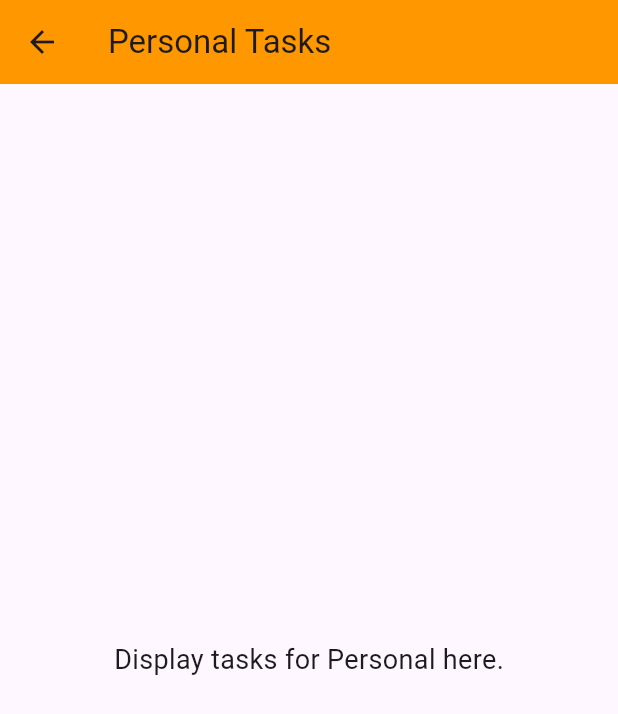
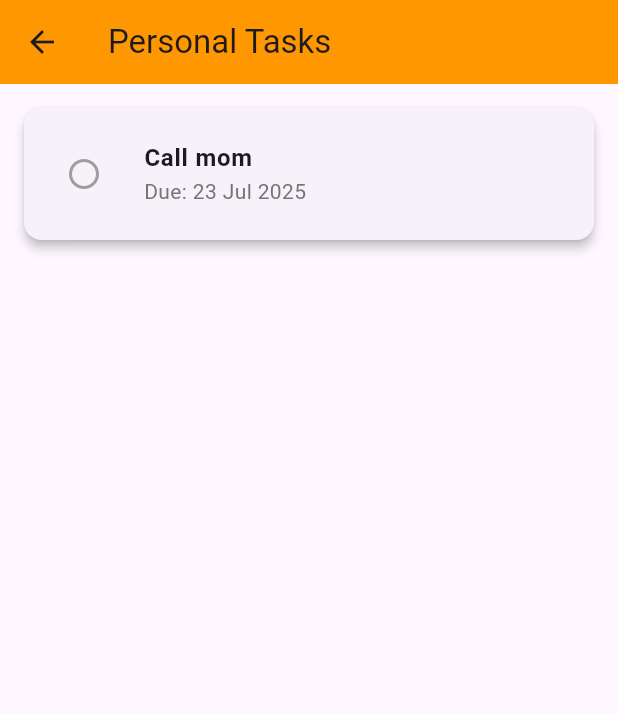
Before and after one commit to Flexydea/todo_app, a Flutter app: the screen it shows after launch, after a tap on "Personal", on a phone screen of 412 x 824 dp. Shown: the top 714 px of the screen. Run offline on Flutter 3.47's test engine with Material 3 defaults, Android fonts, the light colour scheme and no system bars; our stand-ins replace fl_chart, lottie, shared_preferences, table_calendar.

Commit message:
changed the logic of the app and deleted task screen tab leaving it with three tabs(category, calendar and profile)

```diff
--- a/lib/screens/home_tabs_screen.dart
+++ b/lib/screens/home_tabs_screen.dart
@@ -1,6 +1,5 @@
 import 'package:flutter/material.dart';
 import 'category_screen.dart';
-import 'tasks_screen.dart';
 import 'calendar_screen.dart';
 import 'profile_screen.dart';
 
@@ -14,12 +13,11 @@ class HomeTabsScreen extends StatefulWidget {
 class _HomeTabsScreenState extends State<HomeTabsScreen> {
   int _currentIndex = 0;
 
-  final List<String> _titles = ['Categories', 'Calendar', 'Tasks', 'Profile'];
+  final List<String> _titles = ['Categories', 'Calendar', 'Profile'];
 
   final List<Widget> _screens = const [
     CategoryScreen(),
     CalendarScreen(),
-    TasksScreen(),
     ProfileScreen(),
   ];
 
@@ -57,7 +55,6 @@ class _HomeTabsScreenState extends State<HomeTabsScreen> {
             icon: Icon(Icons.calendar_today),
             label: 'Calendar',
           ),
-          BottomNavigationBarItem(icon: Icon(Icons.list), label: 'Tasks'),
           BottomNavigationBarItem(icon: Icon(Icons.person), label: 'Profile'),
         ],
       ),
--- a/lib/screens/task_list_screen.dart
+++ b/lib/screens/task_list_screen.dart
@@ -1,24 +1,164 @@
 import 'package:flutter/material.dart';
+import 'package:todo_app/models/task_model.dart';
+import '../widgets/task_tile.dart';
 import 'package:todo_app/models/category_model.dart';
 
-class TaskListScreen extends StatelessWidget {
+class TaskListScreen extends StatefulWidget {
   final CategoryModel category;
 
   const TaskListScreen({Key? key, required this.category}) : super(key: key);
 
   @override
+  State<TaskListScreen> createState() => _TaskListScreenState();
+}
+
+class _TaskListScreenState extends State<TaskListScreen> {
+  // Mock task data
+  List<Task> allTasks = [
+    Task(
+      title: 'Buy groceries',
+      dueDate: DateTime(2025, 7, 23),
+      category: 'Urgent',
+    ),
+    Task(
+      title: 'Read Flutter book',
+      dueDate: DateTime(2025, 7, 24),
+      done: true,
+      category: 'Urgent',
+    ),
+    Task(
+      title: 'Go to gym',
+      dueDate: DateTime(2025, 7, 25),
+      category: 'Urgent',
+    ),
+    Task(
+      title: 'Call mom',
+      dueDate: DateTime(2025, 7, 23),
+      category: 'Personal',
+    ),
+  ];
+
+  String _filterValue = 'all';
+
+  // Filtered tasks based on selected category and filter (all/completed/uncompleted)
+  List<Task> get filteredTasks {
+    List<Task> tasksByCategory = allTasks
+        .where(
+          (task) =>
+              task.category.toLowerCase() ==
+              widget.category.title.toLowerCase(),
+        )
+        .toList();
+
+    if (_filterValue == 'completed') {
+      return tasksByCategory.where((task) => task.done).toList();
+    } else if (_filterValue == 'uncompleted') {
+      return tasksByCategory.where((task) => !task.done).toList();
+    }
+
+    return tasksByCategory;
+  }
+
+  @override
   Widget build(BuildContext context) {
+    final categoryColor = widget.category.color;
+
     return Scaffold(
       appBar: AppBar(
-        title: Text('${category.title} Tasks'),
-        backgroundColor: category.color,
+        title: Text('${widget.category.title} Tasks'),
+        backgroundColor: categoryColor,
       ),
-      body: Center(
-        child: Text(
-          'Display tasks for ${category.title} here.',
-          style: TextStyle(fontSize: 18),
-        ),
+      body: ListView.builder(
+        itemCount: filteredTasks.length,
+        padding: const EdgeInsets.all(16),
+        itemBuilder: (context, index) {
+          final task = filteredTasks[index];
+
+          return Dismissible(
+            key: Key(task.title + task.dueDate.toString()),
+            direction: DismissDirection.endToStart,
+            background: Container(
+              alignment: Alignment.centerRight,
+              padding: const EdgeInsets.symmetric(horizontal: 20),
+              color: Colors.red,
+              child: const Icon(Icons.delete, color: Colors.white),
+            ),
+            onDismissed: (direction) {
+              setState(() {
+                allTasks.remove(task);
+              });
+              ScaffoldMessenger.of(
+                context,
+              ).showSnackBar(SnackBar(content: Text("${task.title} deleted")));
+            },
+
+            // Wrap each task in a Card
+            child: Card(
+              elevation: 3,
+              shape: RoundedRectangleBorder(
+                borderRadius: BorderRadius.circular(12),
+              ),
+              margin: const EdgeInsets.only(bottom: 12),
+              child: Padding(
+                padding: const EdgeInsets.symmetric(vertical: 8.0),
+                child: ListTile(
+                  leading: IconButton(
+                    icon: Icon(
+                      task.done
+                          ? Icons.check_circle
+                          : Icons.radio_button_unchecked,
+                      color: task.done ? Colors.green : Colors.grey,
+                    ),
+                    onPressed: () {
+                      setState(() {
+                        task.done = !task.done;
+                      });
+                    },
+                  ),
+                  title: Text(
+                    task.title,
+                    style: TextStyle(
+                      fontWeight: FontWeight.bold,
+                      decoration: task.done ? TextDecoration.lineThrough : null,
+                    ),
+                  ),
+                  subtitle: Text(
+                    'Due: ${_formatDate(task.dueDate)}',
+                    style: TextStyle(color: Colors.grey[600]),
+                  ),
+                ),
+              ),
+            ),
+          );
+        },
       ),
     );
   }
+
+  // Helper to format the date like "23 Jul 2025"
+  String _formatDate(DateTime? date) {
+    if (date == null) return '';
+    return '${date.day.toString().padLeft(2, '0')} '
+        '${_monthAbbr(date.month)} '
+        '${date.year}';
+  }
+
+  // Helper to get month abbreviation from number
+  String _monthAbbr(int month) {
+    const months = [
+      'Jan',
+      'Feb',
+      'Mar',
+      'Apr',
+      'May',
+      'Jun',
+      'Jul',
+      'Aug',
+      'Sep',
+      'Oct',
+      'Nov',
+      'Dec',
+    ];
+    return months[month - 1];
+  }
 }
--- a/lib/screens/tasks_screen.dart
+++ /dev/null
@@ -1,10 +0,0 @@
-import 'package:flutter/material.dart';
-
-class TasksScreen extends StatelessWidget {
-  const TasksScreen({super.key});
-
-  @override
-  Widget build(BuildContext context) {
-    return Center(child: Text("This is the Tasks tab."));
-  }
-}
--- a/lib/widgets/category_card.dart
+++ b/lib/widgets/category_card.dart
@@ -1,6 +1,6 @@
 import 'package:flutter/material.dart';
 import 'package:todo_app/models/category_model.dart';
-import 'package:todo_app/screens/task_list_screen.dart';
+import 'package:todo_app/screens/task_list_screen.dart'; // Make sure to import this
 
 class CategoryCard extends StatelessWidget {
   final CategoryModel category;
@@ -11,29 +11,36 @@ class CategoryCard extends StatelessWidget {
   Widget build(BuildContext context) {
     return GestureDetector(
       onTap: () {
-        // Navigate to task list screen for this category
+        // 👉 Navigate to TaskListScreen and pass selected category
         Navigator.push(
           context,
-          MaterialPageRoute(builder: (_) => TaskListScreen(category: category)),
+          MaterialPageRoute(
+            builder: (context) => TaskListScreen(category: category),
+          ),
         );
       },
-      child: Card(
-        elevation: 3,
-        shape: RoundedRectangleBorder(borderRadius: BorderRadius.circular(12)),
-        child: Padding(
+      child: Container(
         padding: const EdgeInsets.all(16),
+        decoration: BoxDecoration(
+          color: Colors.white,
+          borderRadius: BorderRadius.circular(16),
+          boxShadow: [BoxShadow(blurRadius: 5, color: Colors.grey.shade300)],
+        ),
         child: Column(
           mainAxisAlignment: MainAxisAlignment.center,
           children: [
-              Icon(category.icon, size: 36, color: category.color),
-              const SizedBox(height: 12),
+            Icon(category.icon, size: 40, color: category.color),
+            const SizedBox(height: 10),
             Text(
               category.title,
               style: const TextStyle(fontWeight: FontWeight.bold),
             ),
-              Text('${category.taskCount} tasks'),
+            const SizedBox(height: 5),
+            Text(
+              '${category.taskCount} tasks',
+              style: TextStyle(color: Colors.grey[600]),
+            ),
           ],
-          ),
         ),
       ),
     );
--- a/lib/widgets/task_tile.dart
+++ b/lib/widgets/task_tile.dart
@@ -0,0 +1,34 @@
+// File: lib/widgets/task_tile.dart
+import 'package:flutter/material.dart';
+import '../models/task_model.dart';
+
+class TaskTile extends StatelessWidget {
+  final Task task;
+
+  const TaskTile({super.key, required this.task});
+
+  @override
+  Widget build(BuildContext context) {
+    return ListTile(
+      leading: Icon(
+        task.done ? Icons.check_circle : Icons.radio_button_unchecked,
+        color: task.done ? Colors.green : Colors.grey,
+      ),
+      title: Text(
+        task.title,
+        style: TextStyle(
+          decoration: task.done ? TextDecoration.lineThrough : null,
+        ),
+      ),
+      subtitle: Text(
+        '${task.category} • ${task.priority.toUpperCase()}',
+        style: const TextStyle(fontSize: 12),
+      ),
+      trailing: task.dueDate != null
+          ? Text(
+              '${task.dueDate!.hour.toString().padLeft(2, '0')}:${task.dueDate!.minute.toString().padLeft(2, '0')}',
+            )
+          : null,
+    );
+  }
+}
```
Lines whose indentation alone changed are shown as unchanged.
